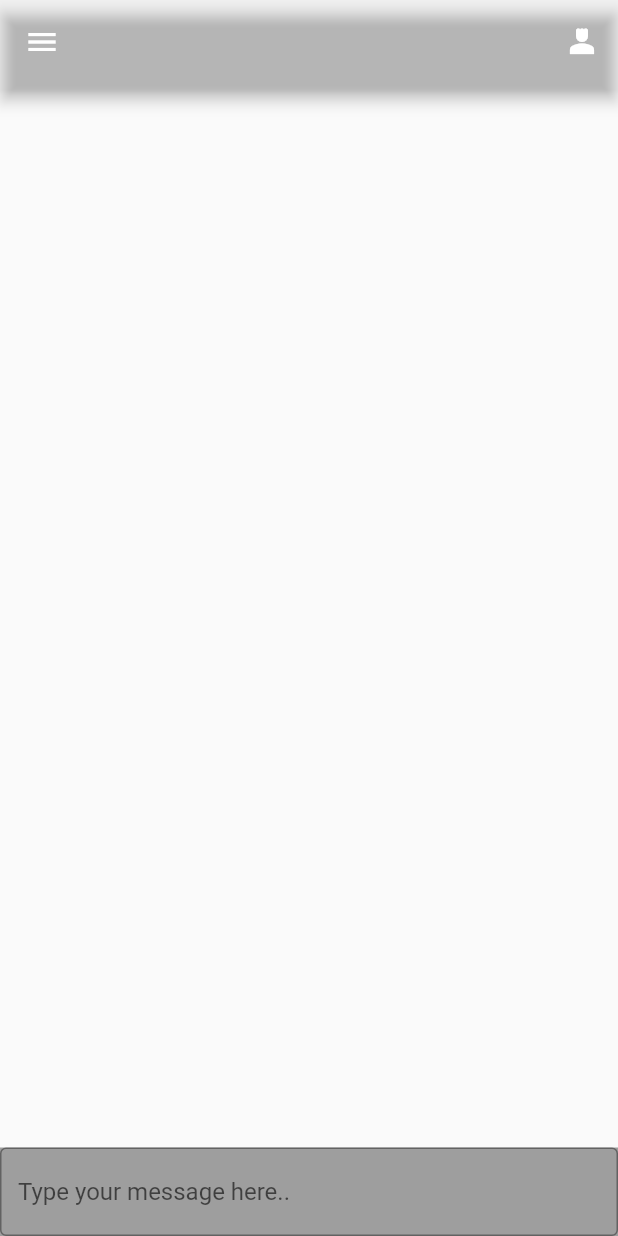
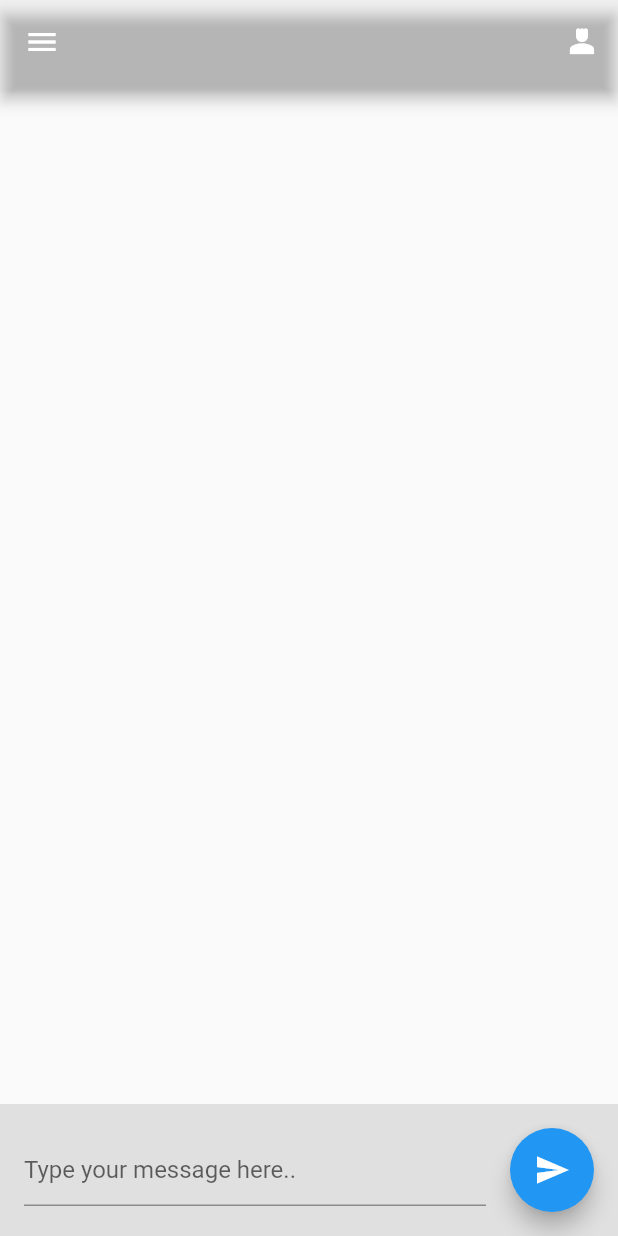
Before and after one commit to iilimit/RetirementHomeApp, a Flutter app: the screen it shows after launch, after a tap on "Messages", on a phone screen of 412 x 824 dp. Run offline on Flutter 3.47's test engine with Material 2 defaults, Android fonts, the phone set to English and light mode, and no system bars.

Commit message:
Added working message page

```diff
--- a/lib/messages/messages_widget.dart
+++ b/lib/messages/messages_widget.dart
@@ -10,26 +10,88 @@ class MessagesPage extends StatefulWidget {
   State<MessagesPage> createState() => _MessagesPageState();
 }
 
+// import 'package:flutter/material.dart';
+
+// class MessagesApp extends StatefulWidget {
+//   @override
+//   _MessagesPageState createState() => _MessagesPageState();
+// }
+
 class _MessagesPageState extends State<MessagesPage> {
+  List<String> messages = [];
+  TextEditingController messageController = TextEditingController();
+
+  void sendMessage() {
+    setState(() {
+      messages.add(messageController.text);
+      messageController.clear();
+    });
+  }
+
   @override
   Widget build(BuildContext context) {
-    return MaterialApp(
-        home: Scaffold(
+    return Scaffold(
       appBar: const Navigation_AppBar(),
       drawer: const NavigationMenu(),
       body: Column(
-        children: [
-          Expanded(child: Container()),
+        children: <Widget>[
+          Expanded(
+            child: ListView.builder(
+              itemCount: messages.length,
+              itemBuilder: (BuildContext context, int index) {
+                return ListTile(
+                  title: Text(messages[index]),
+                );
+              },
+            ),
+          ),
           Container(
-            color: Colors.grey,
-            child: const TextField(
-              decoration: InputDecoration(
-                  border: OutlineInputBorder(),
-                  hintText: "Type your message here.."),
+            color: const Color.fromARGB(255, 224, 224, 224),
+            padding: const EdgeInsets.all(16.0),
+            child: Row(
+              children: <Widget>[
+                Expanded(
+                  child: TextField(
+                    controller: messageController,
+                    decoration: const InputDecoration(
+                      hintText: "Type your message here..",
+                    ),
+                  ),
+                ),
+                const SizedBox(width: 16.0),
+                FloatingActionButton(
+                  onPressed: sendMessage,
+                  child: const Icon(Icons.send),
+                ),
+              ],
             ),
-          )
+          ),
         ],
       ),
-    ));
+    );
   }
 }
+
+// class _MessagesPageState extends State<MessagesPage> {
+//   @override
+//   Widget build(BuildContext context) {
+//     return MaterialApp(
+//         home: Scaffold(
+//       appBar: const Navigation_AppBar(),
+//       drawer: const NavigationMenu(),
+//       body: Column(
+//         children: [
+//           Expanded(child: Container()),
+//           Container(
+//             color: Colors.grey,
+//             child: const TextField(
+//               decoration: InputDecoration(
+//                   border: OutlineInputBorder(),
+//                   hintText: "Type your message here.."),
+//             ),
+//           )
+//         ],
+//       ),
+//     ));
+//   }
+// }
```
Also changed, not shown: lib/login/login_widget.dart (+18 -9 lines).
